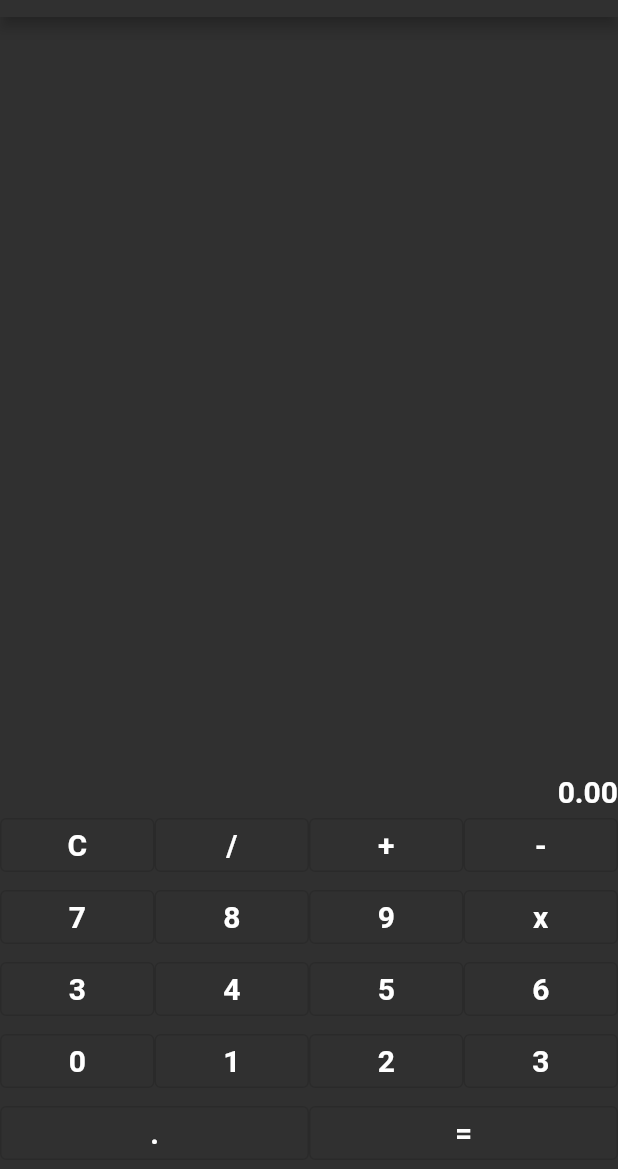
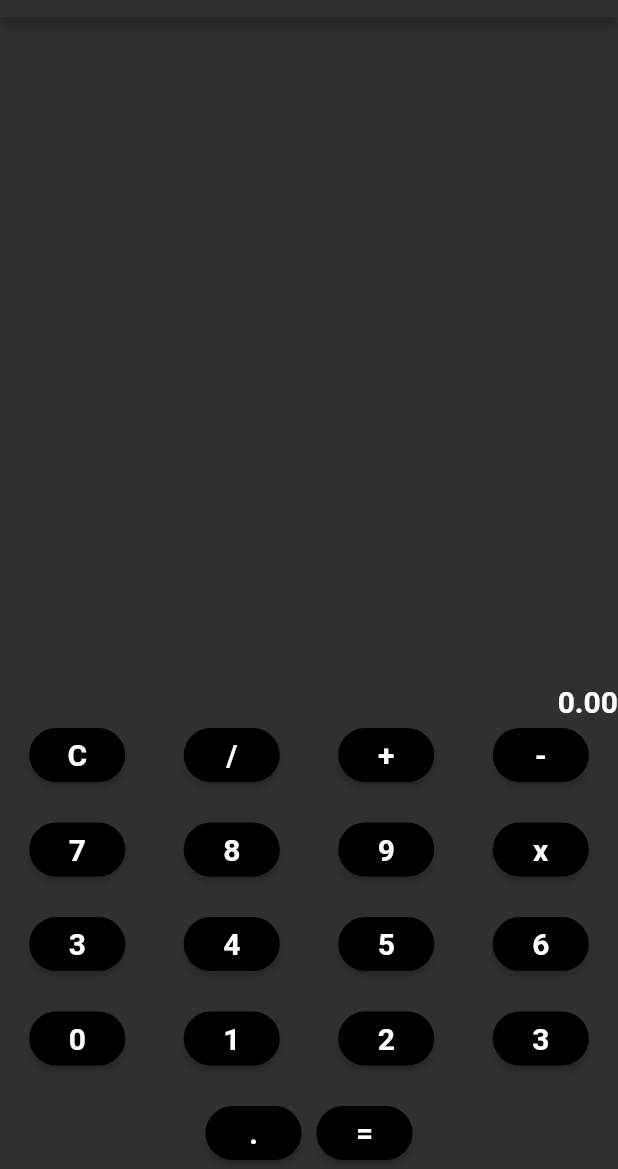
Before and after one commit to romitshah02/FlutterCalculator, a Flutter app: the screen it shows after launch, after a tap on an icon or button, on a phone screen of 412 x 824 dp, the part 67-1236 px from its top. Run offline on Flutter 3.47's test engine with Material 2 defaults, Android fonts, the phone set to English and light mode, and no system bars.

Commit message:
sept 30 no major changes

```diff
--- a/lib/main.dart
+++ b/lib/main.dart
@@ -90,8 +90,12 @@ class _CalculatorState extends State<Calculator> {
   }
 
   Widget buildButton(String buttonText) {
-    return Expanded(
-      child: OutlinedButton(
+    return ElevatedButton(
+      style: ElevatedButton.styleFrom(
+          shape: RoundedRectangleBorder(
+            borderRadius: BorderRadius.circular(100),
+          ),
+          backgroundColor: Colors.black),
       child: Text(
         buttonText,
         style: const TextStyle(
@@ -103,14 +107,12 @@ class _CalculatorState extends State<Calculator> {
       onPressed: () {
         buttonPressed(buttonText);
       },
-      ),
     );
   }
 
   @override
   Widget build(BuildContext context) {
-    return Container(
-      child: Scaffold(
+    return Scaffold(
       appBar: AppBar(
         backgroundColor: Colors.grey[850],
         title: const Text('Calculator'),
@@ -118,7 +120,7 @@ class _CalculatorState extends State<Calculator> {
       backgroundColor: Colors.grey[850],
       body: Column(
         children: [
-            Spacer(),
+          const Spacer(),
           Container(
             alignment: Alignment.bottomRight,
             child: Text(
@@ -132,6 +134,8 @@ class _CalculatorState extends State<Calculator> {
           Column(
             children: [
               Row(
+                mainAxisSize: MainAxisSize.max,
+                mainAxisAlignment: MainAxisAlignment.spaceAround,
                 children: [
                   buildButton('C'),
                   buildButton('/'),
@@ -139,7 +143,12 @@ class _CalculatorState extends State<Calculator> {
                   buildButton('-'),
                 ],
               ),
+              const SizedBox(
+                height: 15,
+              ),
               Row(
+                mainAxisSize: MainAxisSize.max,
+                mainAxisAlignment: MainAxisAlignment.spaceAround,
                 children: [
                   buildButton('7'),
                   buildButton('8'),
@@ -147,7 +156,12 @@ class _CalculatorState extends State<Calculator> {
                   buildButton('x'),
                 ],
               ),
+              const SizedBox(
+                height: 15,
+              ),
               Row(
+                mainAxisSize: MainAxisSize.max,
+                mainAxisAlignment: MainAxisAlignment.spaceAround,
                 children: [
                   buildButton('3'),
                   buildButton('4'),
@@ -155,7 +169,12 @@ class _CalculatorState extends State<Calculator> {
                   buildButton('6'),
                 ],
               ),
+              const SizedBox(
+                height: 15,
+              ),
               Row(
+                mainAxisSize: MainAxisSize.max,
+                mainAxisAlignment: MainAxisAlignment.spaceAround,
                 children: [
                   buildButton('0'),
                   buildButton('1'),
@@ -163,9 +182,17 @@ class _CalculatorState extends State<Calculator> {
                   buildButton('3'),
                 ],
               ),
+              const SizedBox(
+                height: 15,
+              ),
               Row(
+                mainAxisSize: MainAxisSize.max,
+                mainAxisAlignment: MainAxisAlignment.center,
                 children: [
                   buildButton('.'),
+                  const SizedBox(
+                    width: 10,
+                  ),
                   buildButton('='),
                 ],
               ),
@@ -173,7 +200,6 @@ class _CalculatorState extends State<Calculator> {
           ),
         ],
       ),
-      ),
     );
   }
 }
```
Also changed, not shown: 42 other files. Lines whose indentation alone changed are shown as unchanged.
